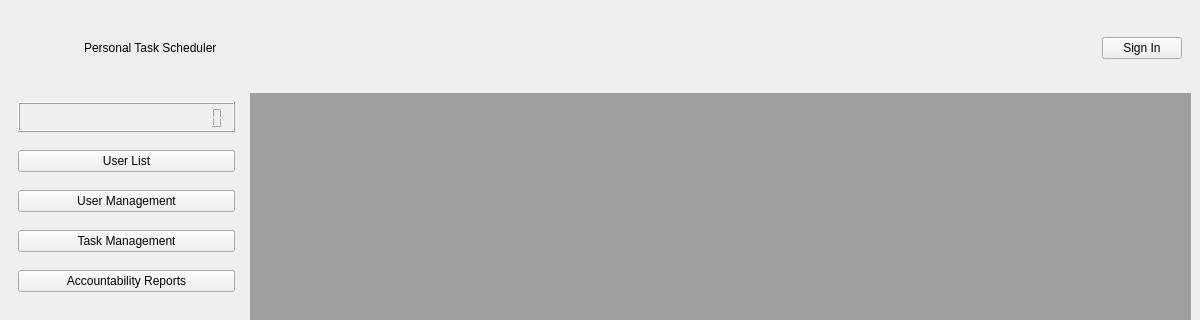
Above: mainwindow.ui from miracletech322/PersonalTaskScheduler before the change; both pictures show x 0 to 1200 and y 0 to 320 of the 1200 by 580 pixel window. Below: the same form after it.
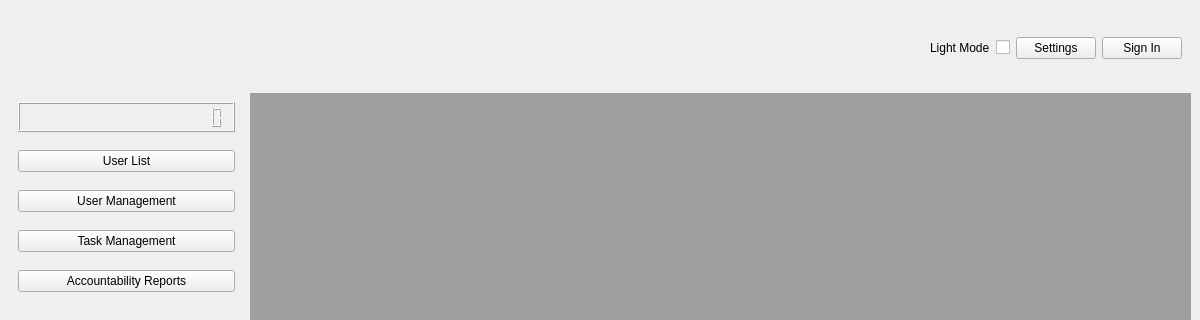
That is the form after the change. Icons and pictures are not drawn.

Patch:
```diff
--- a/mainwindow.ui
+++ b/mainwindow.ui
@@ -47,7 +47,7 @@
            <item>
             <widget class="QLabel" name="labelTitle">
              <property name="text">
-              <string>Personal Task Scheduler</string>
+              <string/>
              </property>
             </widget>
            </item>
@@ -64,6 +64,27 @@
              </property>
             </spacer>
            </item>
+           <item>
+            <widget class="QLabel" name="labelAppMode">
+             <property name="text">
+              <string>Light Mode</string>
+             </property>
+            </widget>
+           </item>
+           <item>
+            <widget class="QCheckBox" name="chkAppMode">
+             <property name="text">
+              <string/>
+             </property>
+            </widget>
+           </item>
+           <item>
+            <widget class="QPushButton" name="btnSetting">
+             <property name="text">
+              <string>Settings</string>
+             </property>
+            </widget>
+           </item>
            <item>
             <widget class="QPushButton" name="btnUserName">
              <property name="text">
```
Left out of the diff: 2 changed lines with no effect on the pictures.
